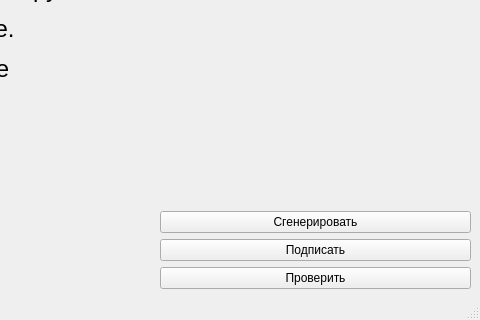
Old version of the form Qt/QtDigitalSignature/mainwindow.ui in the repository aleksei65537/CryptoLabs; both pictures show x 320 to 800 and y 280 to 600 of the 800 by 600 pixel window.
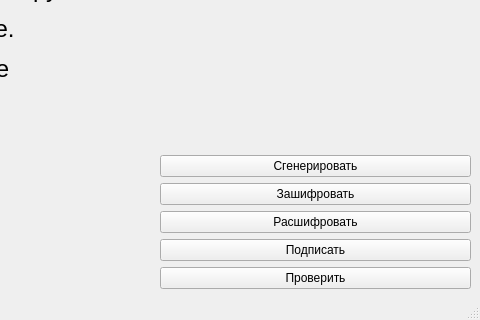
New version of the form.

```diff
--- a/Qt/QtDigitalSignature/mainwindow.ui
+++ b/Qt/QtDigitalSignature/mainwindow.ui
@@ -67,6 +67,20 @@
             </property>
            </widget>
           </item>
+          <item>
+           <widget class="QPushButton" name="pushButton">
+            <property name="text">
+             <string>Зашифровать</string>
+            </property>
+           </widget>
+          </item>
+          <item>
+           <widget class="QPushButton" name="pushButtonDecrypt">
+            <property name="text">
+             <string>Расшифровать</string>
+            </property>
+           </widget>
+          </item>
           <item>
            <widget class="QPushButton" name="pushButtonChooseSign">
             <property name="text">
```
